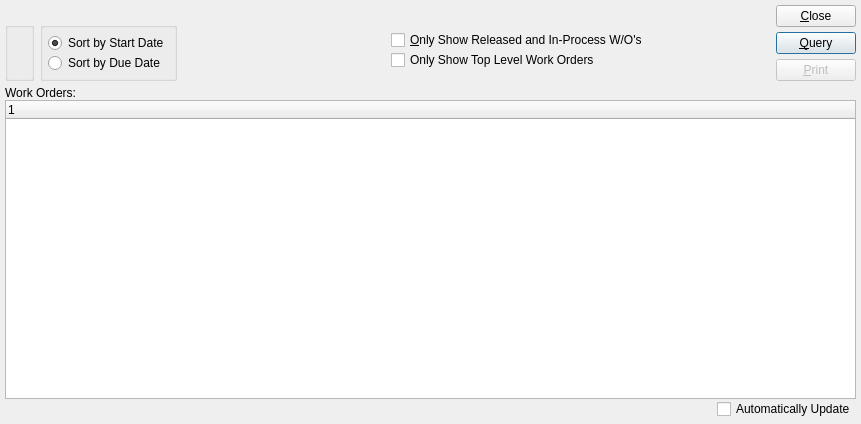
This is xtuple/trunk/guiclient/dspWoScheduleByItem.ui in WooodHead/xtuple as Qt 5 draws it before an edit. The edited form follows.
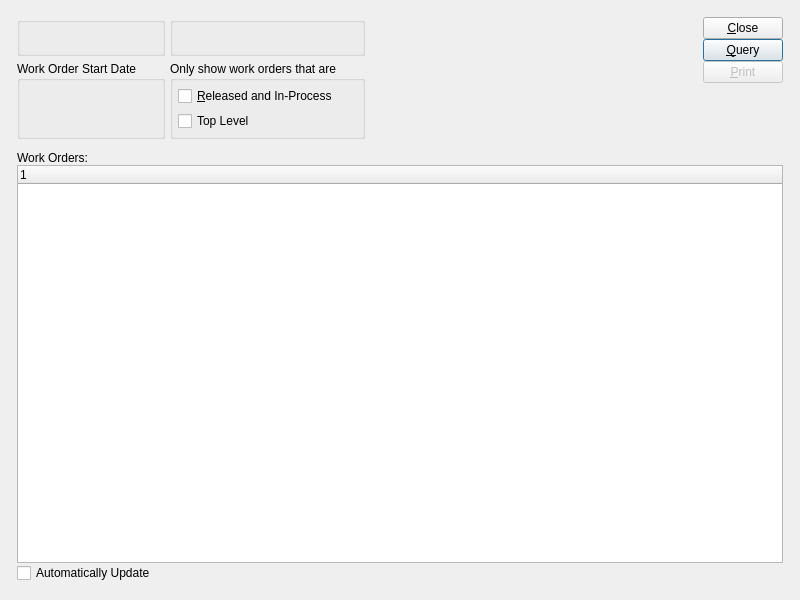
This is the edited form. Custom widgets are drawn as their Qt base class.

```diff
--- a/xtuple/trunk/guiclient/dspWoScheduleByItem.ui
+++ b/xtuple/trunk/guiclient/dspWoScheduleByItem.ui
@@ -13,46 +13,59 @@
    <rect>
     <x>0</x>
     <y>0</y>
-    <width>861</width>
-    <height>424</height>
+    <width>800</width>
+    <height>600</height>
    </rect>
   </property>
   <property name="windowTitle" >
    <string>Work Order Schedule by Item</string>
   </property>
-   <layout class="QVBoxLayout" >
-    <item>
-     <layout class="QHBoxLayout" >
+  <layout class="QGridLayout" name="gridLayout_6" >
+   <item row="0" column="0" >
+    <layout class="QGridLayout" name="gridLayout_5" >
       <property name="margin" >
-       <number>0</number>
+      <number>12</number>
       </property>
       <property name="spacing" >
-       <number>6</number>
-      </property>
+      <number>12</number>
+     </property>
+     <item row="0" column="0" >
+      <layout class="QHBoxLayout" name="horizontalLayout" >
       <item>
-       <layout class="QVBoxLayout" >
-        <property name="margin" >
-         <number>0</number>
-        </property>
-        <property name="spacing" >
-         <number>6</number>
-        </property>
-        <item>
+        <layout class="QGridLayout" name="gridLayout_4" >
+         <item row="0" column="0" >
+          <widget class="QGroupBox" name="_itemGroup" >
+           <property name="title" >
+            <string/>
+           </property>
+           <layout class="QGridLayout" name="gridLayout_2" >
+            <item row="0" column="0" >
          <widget class="ItemCluster" name="_item" >
           <property name="focusPolicy" >
            <enum>Qt::StrongFocus</enum>
           </property>
          </widget>
         </item>
-        <item>
-         <layout class="QHBoxLayout" >
-          <property name="margin" >
-           <number>0</number>
-          </property>
-          <property name="spacing" >
-           <number>6</number>
-          </property>
-          <item>
+            <item row="0" column="1" >
+             <spacer>
+              <property name="orientation" >
+               <enum>Qt::Horizontal</enum>
+              </property>
+              <property name="sizeType" >
+               <enum>QSizePolicy::Expanding</enum>
+              </property>
+              <property name="sizeHint" stdset="0" >
+               <size>
+                <width>0</width>
+                <height>20</height>
+               </size>
+              </property>
+             </spacer>
+            </item>
+           </layout>
+          </widget>
+         </item>
+         <item row="0" column="1" >
            <widget class="WarehouseGroup" name="_warehouse" >
             <property name="focusPolicy" >
              <enum>Qt::StrongFocus</enum>
@@ -60,92 +73,25 @@
             <property name="title" >
              <string/>
             </property>
-           </widget>
-          </item>
-          <item>
-           <widget class="QGroupBox" name="_sortByGroup" >
+           <property name="fixedSize" >
+            <bool>false</bool>
+           </property>
+          </widget>
+         </item>
+         <item row="1" column="0" >
+          <widget class="QGroupBox" name="_dateGroup" >
             <property name="title" >
-             <string/>
-            </property>
-            <layout class="QVBoxLayout" >
-             <property name="margin" >
-              <number>5</number>
-             </property>
-             <property name="spacing" >
-              <number>0</number>
-             </property>
-             <item>
-              <widget class="QRadioButton" name="_sortByStartDate" >
-               <property name="text" >
-                <string>Sort by Start Date</string>
-               </property>
-               <property name="checked" >
-                <bool>true</bool>
-               </property>
-              </widget>
-             </item>
-             <item>
-              <widget class="QRadioButton" name="_sortByDueDate" >
-               <property name="text" >
-                <string>Sort by Due Date</string>
-               </property>
-              </widget>
-             </item>
-            </layout>
-           </widget>
-          </item>
-          <item>
-           <spacer>
-            <property name="orientation" >
-             <enum>Qt::Horizontal</enum>
-            </property>
-            <property name="sizeType" >
-             <enum>QSizePolicy::MinimumExpanding</enum>
-            </property>
-            <property name="sizeHint" >
-             <size>
-              <width>0</width>
-              <height>20</height>
-             </size>
-            </property>
-           </spacer>
-          </item>
-         </layout>
-        </item>
-       </layout>
-      </item>
-      <item>
-       <layout class="QVBoxLayout" >
-        <property name="margin" >
-         <number>0</number>
-        </property>
-        <property name="spacing" >
-         <number>0</number>
-        </property>
-        <item>
-         <layout class="QVBoxLayout" >
-          <property name="margin" >
-           <number>0</number>
-          </property>
-          <property name="spacing" >
-           <number>5</number>
-          </property>
-          <item>
-           <layout class="QHBoxLayout" >
-            <property name="margin" >
-             <number>0</number>
-            </property>
-            <property name="spacing" >
-             <number>0</number>
-            </property>
-            <item>
+            <string>Work Order Start Date</string>
+           </property>
+           <layout class="QGridLayout" name="gridLayout" >
+            <item row="0" column="0" >
              <widget class="DateCluster" name="_dates" >
               <property name="focusPolicy" >
                <enum>Qt::StrongFocus</enum>
               </property>
              </widget>
             </item>
-            <item>
+            <item row="0" column="1" >
              <spacer>
               <property name="orientation" >
                <enum>Qt::Horizontal</enum>
@@ -153,71 +99,41 @@
               <property name="sizeType" >
                <enum>QSizePolicy::Expanding</enum>
               </property>
-              <property name="sizeHint" >
+              <property name="sizeHint" stdset="0" >
                <size>
-                <width>116</width>
+                <width>0</width>
                 <height>20</height>
                </size>
               </property>
              </spacer>
             </item>
            </layout>
-          </item>
-          <item>
-           <layout class="QVBoxLayout" >
-            <property name="margin" >
-             <number>0</number>
-            </property>
-            <property name="spacing" >
-             <number>0</number>
-            </property>
-            <item>
-             <layout class="QHBoxLayout" >
-              <property name="margin" >
-               <number>0</number>
-              </property>
-              <property name="spacing" >
-               <number>0</number>
-              </property>
-              <item>
+          </widget>
+         </item>
+         <item row="1" column="1" >
+          <widget class="QGroupBox" name="groupBox" >
+           <property name="title" >
+            <string>Only show work orders that are</string>
+           </property>
+           <layout class="QGridLayout" name="gridLayout_3" >
+            <item row="0" column="0" >
                <widget class="XCheckBox" name="_showOnlyRI" >
                 <property name="text" >
-                 <string>&amp;Only Show Released and In-Process W/O's</string>
+               <string>&amp;Released and In-Process</string>
                 </property>
                </widget>
               </item>
-              <item>
-               <spacer>
-                <property name="orientation" >
-                 <enum>Qt::Horizontal</enum>
-                </property>
-                <property name="sizeType" >
-                 <enum>QSizePolicy::Expanding</enum>
-                </property>
-                <property name="sizeHint" >
-                 <size>
-                  <width>20</width>
-                  <height>20</height>
-                 </size>
-                </property>
-               </spacer>
-              </item>
-             </layout>
-            </item>
-            <item>
-             <layout class="QHBoxLayout" >
-              <property name="margin" >
-               <number>0</number>
-              </property>
-              <property name="spacing" >
-               <number>0</number>
-              </property>
-              <item>
+            <item row="1" column="0" >
                <widget class="XCheckBox" name="_showOnlyTopLevel" >
                 <property name="text" >
-                 <string>Only Show Top Level Work Orders</string>
-                </property>
-               </widget>
+               <string>Top Level</string>
+              </property>
+             </widget>
+            </item>
+           </layout>
+          </widget>
+         </item>
+        </layout>
               </item>
               <item>
                <spacer>
@@ -227,53 +143,23 @@
                 <property name="sizeType" >
                  <enum>QSizePolicy::Expanding</enum>
                 </property>
-                <property name="sizeHint" >
+         <property name="sizeHint" stdset="0" >
                  <size>
-                  <width>20</width>
-                  <height>20</height>
+           <width>0</width>
+           <height>17</height>
                  </size>
                 </property>
                </spacer>
               </item>
-             </layout>
-            </item>
-           </layout>
-          </item>
-         </layout>
-        </item>
         <item>
-         <spacer>
-          <property name="orientation" >
-           <enum>Qt::Vertical</enum>
-          </property>
-          <property name="sizeType" >
-           <enum>QSizePolicy::Expanding</enum>
-          </property>
-          <property name="sizeHint" >
-           <size>
-            <width>20</width>
-            <height>0</height>
-           </size>
-          </property>
-         </spacer>
-        </item>
-       </layout>
-      </item>
-      <item>
        <layout class="QVBoxLayout" >
-        <property name="margin" >
-         <number>0</number>
-        </property>
         <property name="spacing" >
          <number>0</number>
         </property>
         <item>
          <layout class="QVBoxLayout" >
-          <property name="margin" >
-           <number>0</number>
-          </property>
           <property name="spacing" >
-           <number>5</number>
+            <number>0</number>
           </property>
           <item>
            <widget class="QPushButton" name="_close" >
@@ -318,7 +204,7 @@
           <property name="sizeType" >
            <enum>QSizePolicy::Expanding</enum>
           </property>
-          <property name="sizeHint" >
+           <property name="sizeHint" stdset="0" >
            <size>
             <width>20</width>
             <height>0</height>
@@ -330,12 +216,10 @@
       </item>
      </layout>
     </item>
-    <item>
+     <item row="1" column="0" >
      <widget class="QFrame" name="frame" >
       <property name="sizePolicy" >
-       <sizepolicy>
-        <hsizetype>5</hsizetype>
-        <vsizetype>7</vsizetype>
+        <sizepolicy vsizetype="Expanding" hsizetype="Preferred" >
         <horstretch>0</horstretch>
         <verstretch>1</verstretch>
        </sizepolicy>
@@ -347,10 +231,10 @@
        <enum>QFrame::Plain</enum>
       </property>
       <layout class="QVBoxLayout" >
-       <property name="margin" >
+        <property name="spacing" >
         <number>0</number>
        </property>
-       <property name="spacing" >
+        <property name="margin" >
         <number>0</number>
        </property>
        <item>
@@ -371,28 +255,9 @@
        </item>
        <item>
         <layout class="QHBoxLayout" >
-         <property name="margin" >
-          <number>0</number>
-         </property>
          <property name="spacing" >
           <number>0</number>
          </property>
-         <item>
-          <spacer>
-           <property name="orientation" >
-            <enum>Qt::Horizontal</enum>
-           </property>
-           <property name="sizeType" >
-            <enum>QSizePolicy::Expanding</enum>
-           </property>
-           <property name="sizeHint" >
-            <size>
-             <width>20</width>
-             <height>20</height>
-            </size>
-           </property>
-          </spacer>
-         </item>
          <item>
           <widget class="XCheckBox" name="_autoUpdate" >
            <property name="text" >
@@ -400,36 +265,54 @@
            </property>
           </widget>
          </item>
+          <item>
+           <spacer>
+            <property name="orientation" >
+             <enum>Qt::Horizontal</enum>
+            </property>
+            <property name="sizeType" >
+             <enum>QSizePolicy::Expanding</enum>
+            </property>
+            <property name="sizeHint" stdset="0" >
+             <size>
+              <width>20</width>
+              <height>20</height>
+             </size>
+            </property>
+           </spacer>
+          </item>
         </layout>
        </item>
       </layout>
      </widget>
+     </item>
+    </layout>
     </item>
    </layout>
  </widget>
  <layoutdefault spacing="5" margin="5" />
  <pixmapfunction>qPixmapFromMimeSource</pixmapfunction>
  <customwidgets>
-  <customwidget>
-   <class>ItemCluster</class>
-   <extends>QWidget</extends>
-   <header>itemcluster.h</header>
-  </customwidget>
   <customwidget>
    <class>DateCluster</class>
    <extends>QWidget</extends>
    <header>datecluster.h</header>
   </customwidget>
   <customwidget>
-   <class>XCheckBox</class>
-   <extends>QCheckBox</extends>
-   <header>xcheckbox.h</header>
+   <class>ItemCluster</class>
+   <extends>QWidget</extends>
+   <header>itemcluster.h</header>
   </customwidget>
   <customwidget>
    <class>WarehouseGroup</class>
    <extends>QGroupBox</extends>
    <header>warehousegroup.h</header>
   </customwidget>
+  <customwidget>
+   <class>XCheckBox</class>
+   <extends>QCheckBox</extends>
+   <header>xcheckbox.h</header>
+  </customwidget>
   <customwidget>
    <class>XTreeWidget</class>
    <extends>QTreeWidget</extends>
```
Left out of the diff: 5 changed lines with no effect on the pictures. Lines whose indentation alone changed are shown as unchanged.
